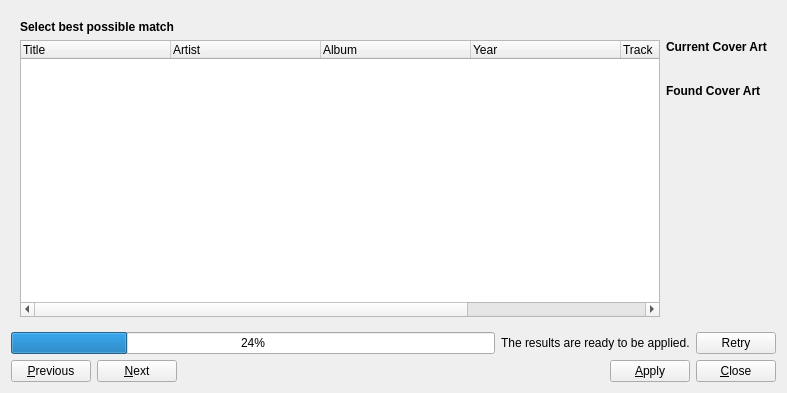
Qt form src/library/dlgtagfetcher.ui (fatihemreyildiz/mixxx) before a commit.
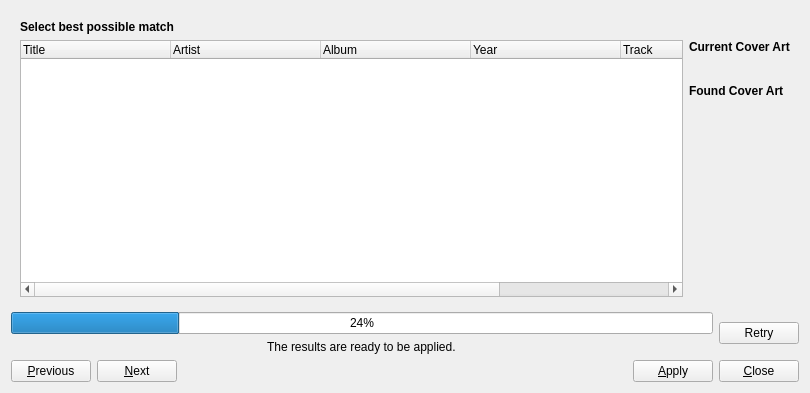
The same form after that commit.

Commit message: retry button fixed.

```diff
--- a/src/library/dlgtagfetcher.ui
+++ b/src/library/dlgtagfetcher.ui
@@ -6,7 +6,7 @@
    <rect>
     <x>0</x>
     <y>0</y>
-    <width>787</width>
+    <width>810</width>
     <height>393</height>
    </rect>
   </property>
@@ -276,7 +276,10 @@
    <item>
     <layout class="QHBoxLayout" name="btnsUpperLayout">
      <item>
-      <layout class="QHBoxLayout" name="progressBarLayout">
+      <layout class="QVBoxLayout" name="verticalLayout">
+       <property name="sizeConstraint">
+        <enum>QLayout::SetMaximumSize</enum>
+       </property>
        <item>
         <widget class="QProgressBar" name="loadingProgressBar">
          <property name="value">
@@ -286,6 +289,15 @@
        </item>
        <item alignment="Qt::AlignHCenter">
         <widget class="QLabel" name="statusMessage">
+         <property name="sizePolicy">
+          <sizepolicy hsizetype="Maximum" vsizetype="Preferred">
+           <horstretch>0</horstretch>
+           <verstretch>0</verstretch>
+          </sizepolicy>
+         </property>
+         <property name="layoutDirection">
+          <enum>Qt::LeftToRight</enum>
+         </property>
          <property name="text">
           <string>The results are ready to be applied.</string>
          </property>
@@ -293,7 +305,7 @@
        </item>
       </layout>
      </item>
-     <item>
+     <item alignment="Qt::AlignRight">
       <widget class="QPushButton" name="btnRetry">
        <property name="maximumSize">
         <size>
```
Left out of the diff: 22 changed lines with no effect on the pictures.
